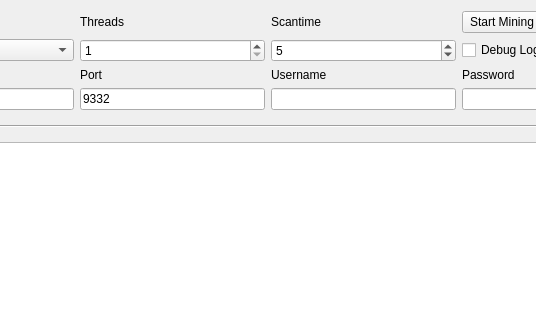
Before: the Qt Designer form src/qt/forms/miningpage.ui in HashCoin/ElectricCoin, drawn with Qt 5; both pictures show x 122 to 658 and y 0 to 320 of the 780 by 636 pixel window.
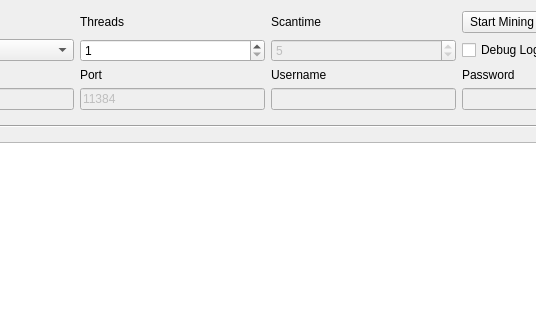
After: the same form once the commit is applied.

What changed in the file:
```diff
--- a/src/qt/forms/miningpage.ui
+++ b/src/qt/forms/miningpage.ui
@@ -20,7 +20,7 @@
    <item row="7" column="1">
     <widget class="QLineEdit" name="serverLine">
      <property name="enabled">
-      <bool>true</bool>
+      <bool>false</bool>
      </property>
     </widget>
    </item>
@@ -47,7 +47,7 @@
    <item row="7" column="3">
     <widget class="QLineEdit" name="usernameLine">
      <property name="enabled">
-      <bool>true</bool>
+      <bool>false</bool>
      </property>
      <property name="text">
       <string/>
@@ -185,7 +185,7 @@
       <number>1</number>
      </property>
      <property name="maximum">
-      <number>99</number>
+      <number>8</number>
      </property>
      <property name="singleStep">
       <number>1</number>
@@ -215,7 +215,7 @@
    <item row="4" column="3">
     <widget class="QSpinBox" name="scantimeBox">
      <property name="enabled">
-      <bool>true</bool>
+      <bool>false</bool>
      </property>
      <property name="minimum">
       <number>1</number>
@@ -228,20 +228,20 @@
    <item row="7" column="2">
     <widget class="QLineEdit" name="portLine">
      <property name="enabled">
-      <bool>true</bool>
+      <bool>false</bool>
      </property>
      <property name="text">
-      <string>9332</string>
+      <string>11384</string>
      </property>
      <property name="value" stdset="0">
-      <number>9332</number>
+      <number>11384</number>
      </property>
     </widget>
    </item>
    <item row="7" column="4">
     <widget class="QLineEdit" name="passwordLine">
      <property name="enabled">
-      <bool>true</bool>
+      <bool>false</bool>
      </property>
     </widget>
    </item>
```
